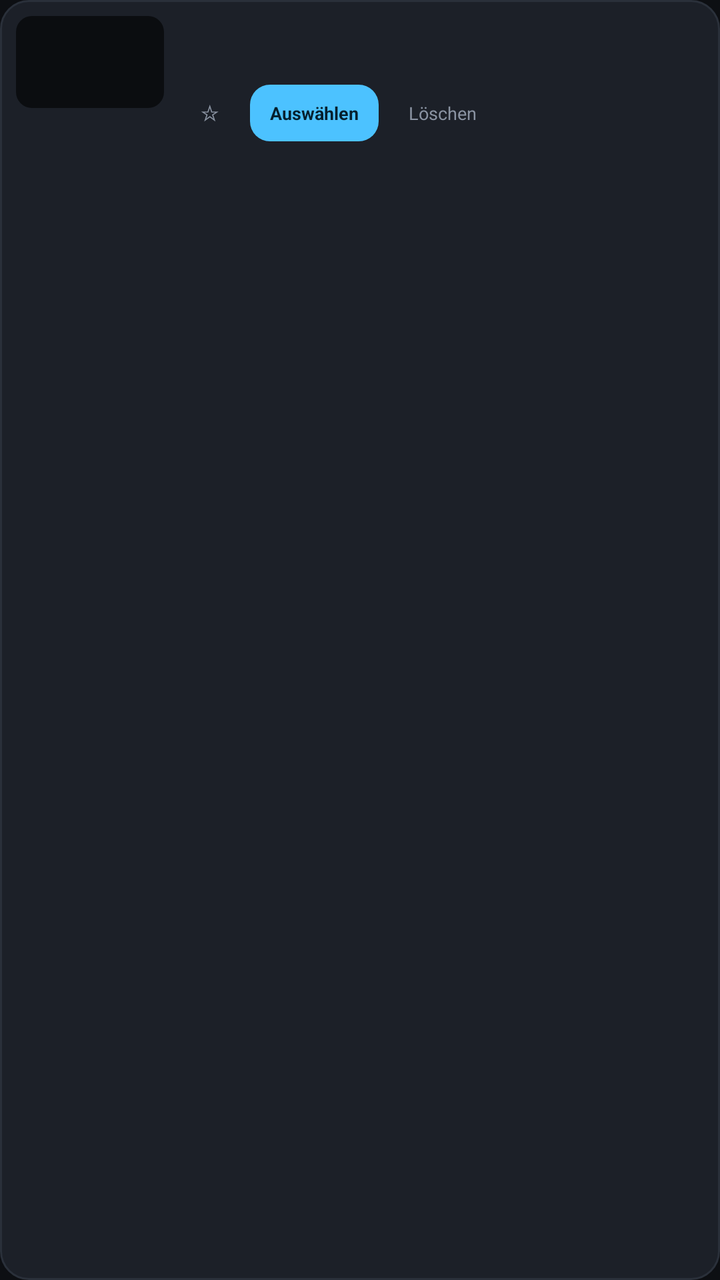
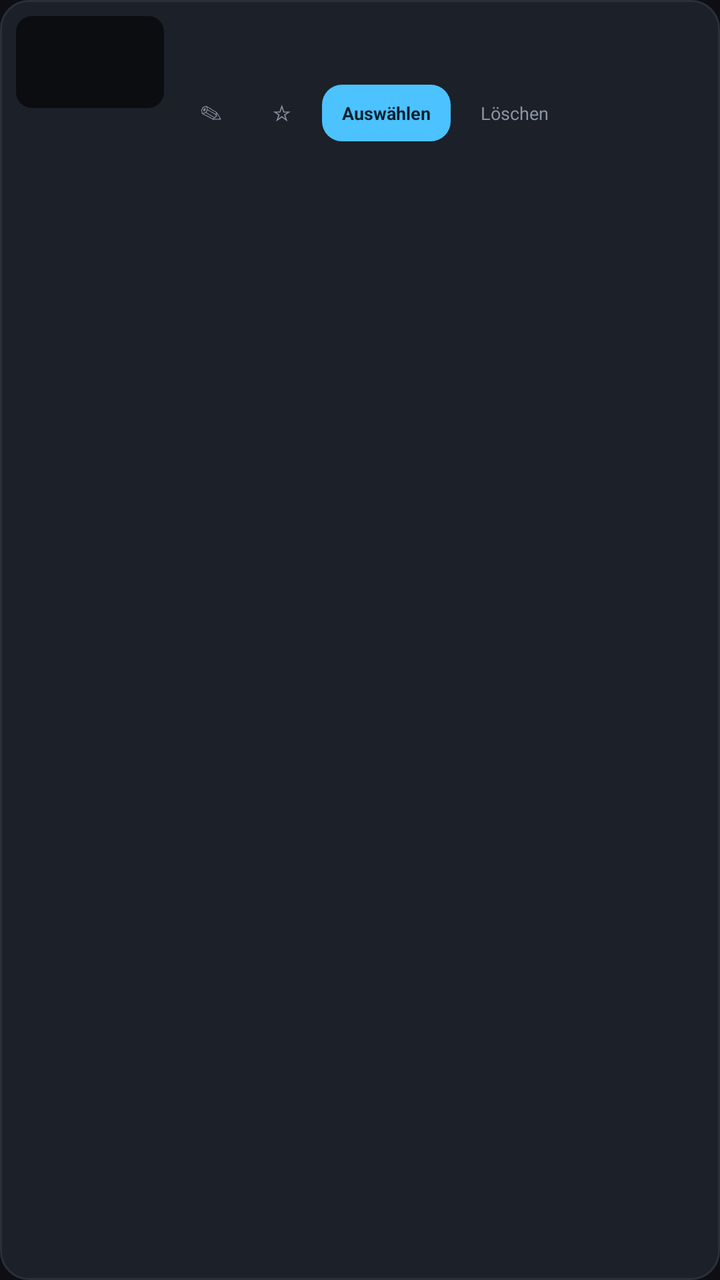

The first picture is an Android layout as it rendered before a commit; the second is the same layout after the commit. The layout source and the unified diff follow.
<!-- AndroidManifest.xml: application theme AppTheme -->
<!-- res/layout/item_video.xml -->
<?xml version="1.0" encoding="utf-8"?>
<LinearLayout xmlns:android="http://schemas.android.com/apk/res/android"
    android:layout_width="match_parent"
    android:layout_height="wrap_content"
    android:layout_marginBottom="8dp"
    android:background="@drawable/bg_card"
    android:orientation="horizontal"
    android:padding="8dp">

    <ImageView
        android:id="@+id/video_thumb"
        android:layout_width="74dp"
        android:layout_height="46dp"
        android:background="@drawable/bg_thumb"
        android:contentDescription="@string/app_name"
        android:scaleType="centerCrop" />

    <LinearLayout
        android:layout_width="0dp"
        android:layout_height="wrap_content"
        android:layout_marginLeft="8dp"
        android:layout_weight="1"
        android:orientation="vertical">

        <TextView
            android:id="@+id/video_name"
            android:layout_width="match_parent"
            android:layout_height="wrap_content"
            android:ellipsize="middle"
            android:maxLines="1"
            android:textColor="@color/text"
            android:textSize="11sp"
            android:textStyle="bold" />

        <TextView
            android:id="@+id/video_meta"
            android:layout_width="match_parent"
            android:layout_height="wrap_content"
            android:textColor="@color/muted"
            android:textSize="9sp" />

        <LinearLayout
            android:layout_width="match_parent"
            android:layout_height="wrap_content"
            android:layout_marginTop="5dp"
            android:orientation="horizontal">

            <TextView
                android:id="@+id/video_fav"
                style="@style/PillGhost"
                android:layout_marginRight="5dp"
                android:text="☆"
                android:textSize="11sp" />

            <TextView
                android:id="@+id/video_pick"
                style="@style/PillPrimary"
                android:text="Auswählen"
                android:textSize="9sp" />

            <TextView
                android:id="@+id/video_delete"
                style="@style/PillGhost"
                android:layout_marginLeft="5dp"
                android:text="Löschen"
                android:textSize="9sp" />
        </LinearLayout>
    </LinearLayout>
</LinearLayout>
<!-- resources referenced by this layout -->
<resources>
  <color name="muted">#8a93a2</color>
  <color name="text">#e9edf2</color>
  <!-- drawable bg_card (drawable) -->
  <?xml version="1.0" encoding="utf-8"?>
  <shape xmlns:android="http://schemas.android.com/apk/res/android" android:shape="rectangle">
      <solid android:color="@color/surface2" />
      <corners android:radius="14dp" />
      <stroke android:width="1dp" android:color="@color/border" />
  </shape>
  <!-- drawable bg_thumb (drawable) -->
  <?xml version="1.0" encoding="utf-8"?>
  <shape xmlns:android="http://schemas.android.com/apk/res/android" android:shape="rectangle">
      <solid android:color="@color/thumb_bg" />
      <corners android:radius="8dp" />
  </shape>
  <string name="app_name">Wallura</string>
  <style name="PillGhost" parent="Pill">
          <item name="android:background">@drawable/bg_btn_ghost</item>
          <item name="android:textColor">@color/muted</item>
      </style>
  <style name="PillPrimary" parent="Pill">
          <item name="android:background">@drawable/bg_btn_primary</item>
          <item name="android:textColor">@color/on_accent</item>
          <item name="android:textStyle">bold</item>
      </style>
  <style name="AppTheme" parent="@android:style/Theme.Material.NoActionBar">
          <item name="android:colorPrimary">@color/accent</item>
          <item name="android:colorPrimaryDark">@color/bg</item>
          <item name="android:colorAccent">@color/accent</item>
          <item name="android:windowBackground">@color/bg</item>
          <item name="android:statusBarColor">@color/bg</item>
          <item name="android:navigationBarColor">@color/bg</item>
      </style>
  <color name="surface2">#1c2028</color>
  <color name="border">#2a303a</color>
  <color name="thumb_bg">#0b0d10</color>
  <style name="Pill">
          <item name="android:layout_width">wrap_content</item>
          <item name="android:layout_height">wrap_content</item>
          <item name="android:paddingLeft">10dp</item>
          <item name="android:paddingRight">10dp</item>
          <item name="android:paddingTop">8dp</item>
          <item name="android:paddingBottom">8dp</item>
          <item name="android:gravity">center</item>
          <item name="android:textSize">11sp</item>
          <item name="android:clickable">true</item>
          <item name="android:focusable">true</item>
      </style>
  <!-- drawable bg_btn_ghost (drawable) -->
  <?xml version="1.0" encoding="utf-8"?>
  <shape xmlns:android="http://schemas.android.com/apk/res/android" android:shape="rectangle">
      <solid android:color="@android:color/transparent" />
      <corners android:radius="10dp" />
  </shape>
  <!-- drawable bg_btn_primary (drawable) -->
  <?xml version="1.0" encoding="utf-8"?>
  <shape xmlns:android="http://schemas.android.com/apk/res/android" android:shape="rectangle">
      <solid android:color="@color/accent" />
      <corners android:radius="10dp" />
  </shape>
  <color name="on_accent">#06202e</color>
  <color name="accent">#4cc2ff</color>
  <color name="bg">#0d0f13</color>
</resources>

<!-- the commit's change to res/layout/item_video.xml (unified diff, before → after) -->
@@ -46,6 +46,13 @@
             android:orientation="horizontal">
 
             <TextView
+                android:id="@+id/video_edit"
+                style="@style/PillGhost"
+                android:layout_marginRight="5dp"
+                android:text="✎"
+                android:textSize="11sp" />
+
+            <TextView
                 android:id="@+id/video_fav"
                 style="@style/PillGhost"
                 android:layout_marginRight="5dp"
